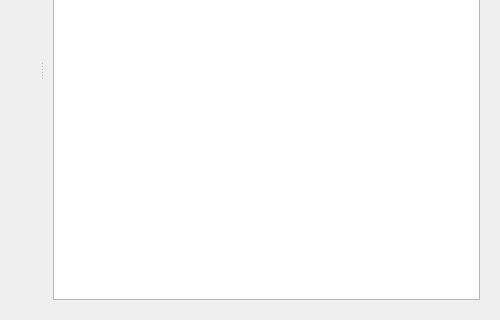
First picture: the form in 2.x/UI/dooble_charts.ui, repository textbrowser/dooble, before the edit; both pictures show x 0 to 500 and y 180 to 500 of the 500 by 500 pixel window.
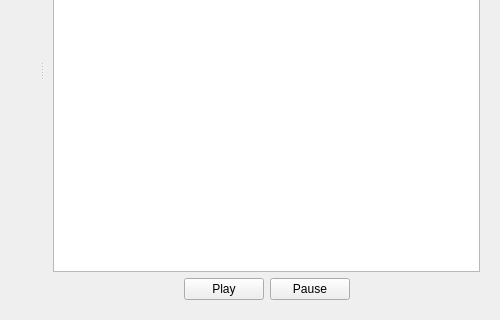
Second picture: the form after the edit.

Commit message: Chart data controls.

Patch:
```diff
--- a/2.x/UI/dooble_charts.ui
+++ b/2.x/UI/dooble_charts.ui
@@ -43,6 +43,50 @@
          </property>
         </widget>
        </item>
+       <item>
+        <layout class="QHBoxLayout" name="horizontalLayout">
+         <item>
+          <spacer name="horizontalSpacer">
+           <property name="orientation">
+            <enum>Qt::Horizontal</enum>
+           </property>
+           <property name="sizeHint" stdset="0">
+            <size>
+             <width>40</width>
+             <height>20</height>
+            </size>
+           </property>
+          </spacer>
+         </item>
+         <item>
+          <widget class="QPushButton" name="play">
+           <property name="text">
+            <string>Play</string>
+           </property>
+          </widget>
+         </item>
+         <item>
+          <widget class="QPushButton" name="pause">
+           <property name="text">
+            <string>Pause</string>
+           </property>
+          </widget>
+         </item>
+         <item>
+          <spacer name="horizontalSpacer_2">
+           <property name="orientation">
+            <enum>Qt::Horizontal</enum>
+           </property>
+           <property name="sizeHint" stdset="0">
+            <size>
+             <width>40</width>
+             <height>20</height>
+            </size>
+           </property>
+          </spacer>
+         </item>
+        </layout>
+       </item>
       </layout>
      </widget>
     </widget>
```
